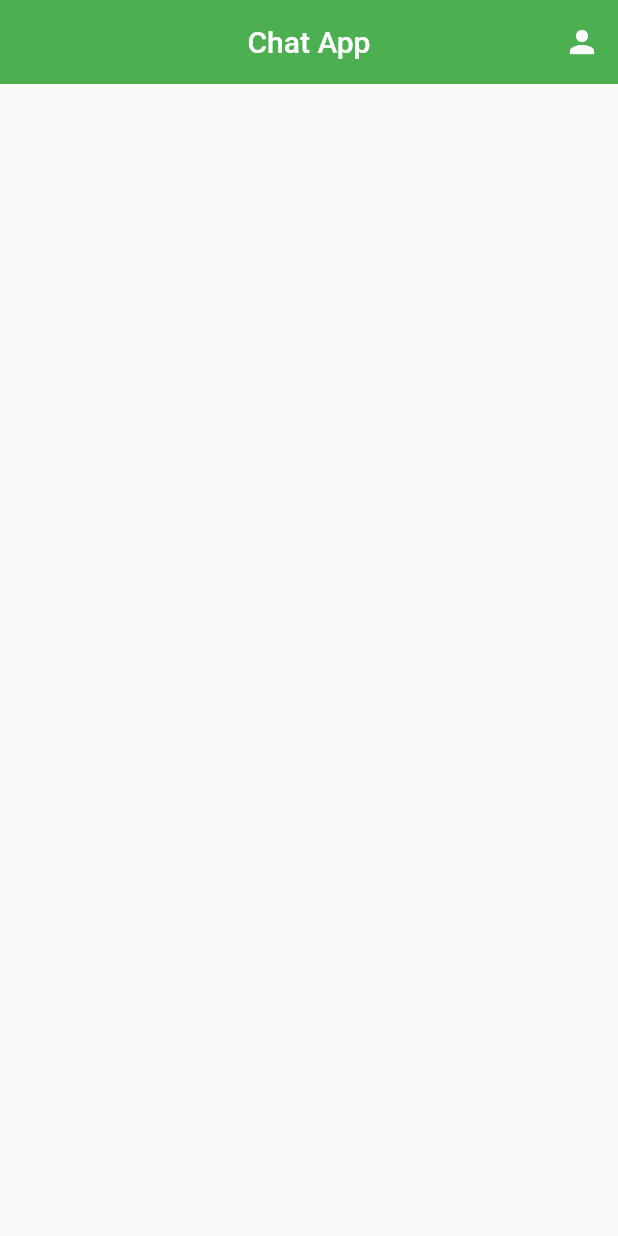
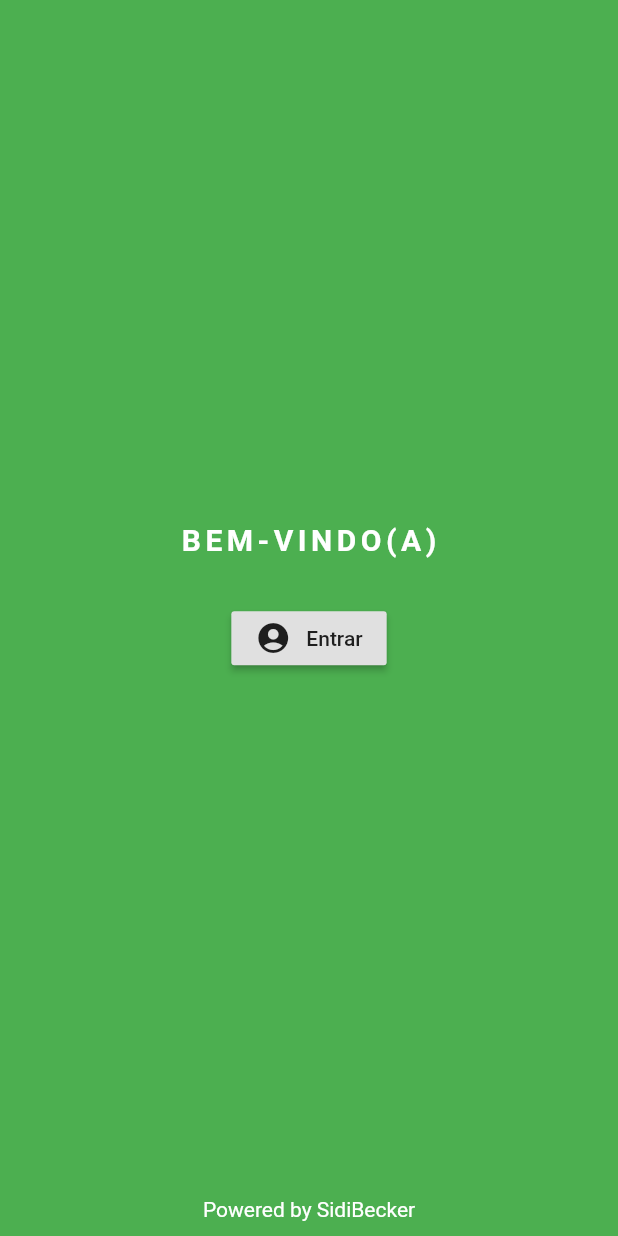
Before and after one commit to SidiBecker/chat, a Flutter app: the screen it shows after launch, on a phone screen of 412 x 824 dp. Run offline on Flutter 3.47's test engine with Material 2 defaults, Android fonts, the phone set to English and light mode, and no system bars; our stand-ins replace cloud_firestore, firebase_auth, firebase_storage, google_sign_in, image_picker; accounts and stored records are empty; Roboto replaces fonts that are missing (Calibri).

Commit message:
Implementada tela de login/boas vindas.

```diff
--- /dev/null
+++ b/lib/firebase_util.dart
@@ -0,0 +1,42 @@
+import 'package:firebase_auth/firebase_auth.dart';
+import 'package:google_sign_in/google_sign_in.dart';
+
+class FireBaseUtil {
+  static FirebaseUser _currentUser;
+
+  static GoogleSignIn googleSignIn = GoogleSignIn();
+
+  static Future<FirebaseUser> getUser() async {
+    if (_currentUser != null) return _currentUser;
+
+    FirebaseAuth.instance.onAuthStateChanged.listen((user) {
+      _currentUser = user;
+    });
+
+    try {
+      //Login Google
+      final GoogleSignInAccount googleSigningAccount =
+          await googleSignIn.signIn();
+
+      //Dados da Autenticação com Google
+      final GoogleSignInAuthentication googleSignInAuthentication =
+          await googleSigningAccount.authentication;
+
+      //Extrai as credenciais
+      final AuthCredential credential = GoogleAuthProvider.getCredential(
+          idToken: googleSignInAuthentication.idToken,
+          accessToken: googleSignInAuthentication.accessToken);
+
+      //Login com Firebase
+      final AuthResult authResult =
+          await FirebaseAuth.instance.signInWithCredential(credential);
+
+      final FirebaseUser user = authResult.user;
+
+      return user;
+    } catch (e) {
+      //Se der erro executa aqui
+      return null;
+    }
+  }
+}
--- /dev/null
+++ b/lib/login_screen.dart
@@ -0,0 +1,107 @@
+import 'package:chat_app/chat_screen.dart';
+import 'package:chat_app/firebase_util.dart';
+import 'package:firebase_auth/firebase_auth.dart';
+import 'package:flutter/material.dart';
+
+class LoginScreen extends StatefulWidget {
+  @override
+  _LoginScreenState createState() => _LoginScreenState();
+
+  bool logout = false;
+
+  LoginScreen(this.logout);
+}
+
+class _LoginScreenState extends State<LoginScreen> {
+  final GlobalKey<ScaffoldState> _scaffoldKey = new GlobalKey<ScaffoldState>();
+
+  final PageRouteBuilder _chatRoute = new PageRouteBuilder(
+    pageBuilder: (BuildContext context, _, __) {
+      return ChatScreen();
+    },
+  );
+
+  void _login() async {
+    FirebaseUser currentUser = await FireBaseUtil.getUser();
+
+    print(currentUser.displayName);
+
+    Navigator.pushAndRemoveUntil(
+        context, _chatRoute, (Route<dynamic> r) => false);
+  }
+
+  @override
+  Future<void> initState() {
+    super.initState();
+
+    FirebaseAuth.instance.currentUser().then((user) => {
+          if (user != null)
+            {
+              Navigator.pushAndRemoveUntil(
+                  context, _chatRoute, (Route<dynamic> r) => false)
+            }
+        });
+
+    if (widget.logout) {
+      WidgetsBinding.instance.addPostFrameCallback(
+          (_) => _scaffoldKey.currentState.showSnackBar(SnackBar(
+                content: Text('Você saiu com sucesso!'),
+              )));
+    }
+  }
+
+  @override
+  Widget build(BuildContext context) {
+    return Scaffold(
+        key: _scaffoldKey,
+        backgroundColor: Colors.green,
+        body: Column(
+          mainAxisAlignment: MainAxisAlignment.center,
+          children: <Widget>[
+            Expanded(
+              child: Column(
+                mainAxisAlignment: MainAxisAlignment.center,
+                children: [
+                  Row(
+                    mainAxisAlignment: MainAxisAlignment.center,
+                    children: [
+                      Text(
+                        "BEM-VINDO(A)",
+                        style: TextStyle(
+                            color: Colors.white,
+                            fontSize: 20,
+                            fontWeight: FontWeight.bold,
+                            fontFamily: 'Calibri',
+                            letterSpacing: 3),
+                      ),
+                    ],
+                  ),
+                  Padding(
+                    padding: EdgeInsets.only(top: 30),
+                  ),
+                  RaisedButton(
+                      child: Row(
+                        mainAxisSize: MainAxisSize.min,
+                        children: <Widget>[
+                          Icon(Icons.account_circle),
+                          Container(
+                            child: Text('Entrar'),
+                            margin: EdgeInsets.only(left: 10),
+                          ),
+                        ],
+                      ),
+                      onPressed: _login)
+                ],
+              ),
+            ),
+            Padding(
+              child: Text(
+                'Powered by SidiBecker',
+                style: TextStyle(color: Colors.white),
+              ),
+              padding: EdgeInsets.only(bottom: 10),
+            )
+          ],
+        ));
+  }
+}
--- a/lib/main.dart
+++ b/lib/main.dart
@@ -1,4 +1,4 @@
-import 'package:chat_app/chat_screen.dart';
+import 'package:chat_app/home_screen.dart';
 import 'package:flutter/material.dart';
 
 void main() async {
@@ -13,7 +13,7 @@ class MyApp extends StatelessWidget {
       theme: ThemeData(
           primarySwatch: Colors.green,
           iconTheme: IconThemeData(color: Colors.green)),
-      home: ChatScreen(),
+      home: HomeScreen(),
     );
   }
 }
--- a/lib/text_composer.dart
+++ b/lib/text_composer.dart
@@ -37,12 +37,12 @@ class _TextComposerState extends State<TextComposer> {
                   InputDecoration.collapsed(hintText: "Enviar uma mensagem"),
               onChanged: (text) {
                 setState(() {
-                  _isWriting = text.isNotEmpty;
+                  _isWriting = text.isNotEmpty && text.trim().isNotEmpty;
                 });
               },
               onSubmitted: (value) {
                 if (value.isNotEmpty) {
-                  widget.sendMessage(text: value);
+                  widget.sendMessage(text: value.trim());
                   reset();
                 }
               },
--- a/pubspec.yaml
+++ b/pubspec.yaml
@@ -1,5 +1,5 @@
 name: chat_app
-description: A new Flutter project.
+description: Chat app.
 
 # The following line prevents the package from being accidentally published to
 # pub.dev using `pub publish`. This is preferred for private packages.
@@ -15,7 +15,7 @@ publish_to: 'none' # Remove this line if you wish to publish to pub.dev
 # In iOS, build-name is used as CFBundleShortVersionString while build-number used as CFBundleVersion.
 # Read more about iOS versioning at
 # https://developer.apple.com/library/archive/documentation/General/Reference/InfoPlistKeyReference/Articles/CoreFoundationKeys.html
-version: 1.0.0+1
+version: 1.1.0+2
 
 environment:
   sdk: ">=2.7.0 <3.0.0"
```
Also changed, not shown: lib/chat_screen.dart (+18 -30 lines), lib/home_screen.dart (added, +50 -0 lines).
